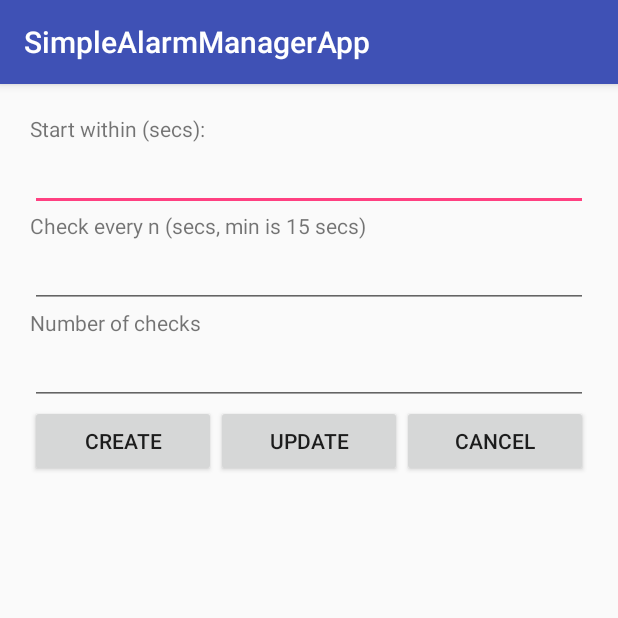
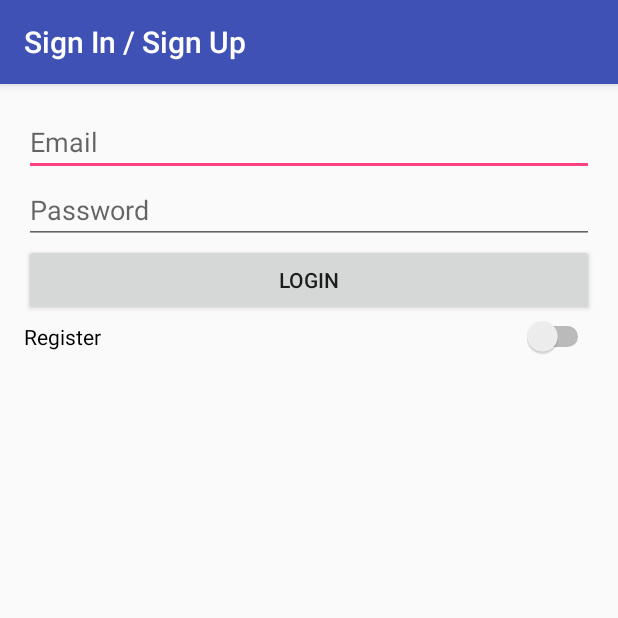
Before and after one commit to ymademikhanov/sp-kotlin, an Android app: the screen it shows after launch (MainActivity before the commit, AuthActivity after it), on a phone screen of 412 x 824 dp, the top half of it. Run offline under Robolectric (Android 15) with nearby library versions, the phone set to English and light mode, and no system bars.

Commit message:
Added login/register page for student and instructor.

```diff
--- a/app/build.gradle
+++ b/app/build.gradle
@@ -24,9 +24,10 @@ android {
 
 dependencies {
     implementation fileTree(dir: 'libs', include: ['*.jar'])
-    implementation"org.jetbrains.kotlin:kotlin-stdlib-jre7:$kotlin_version"
+    implementation "org.jetbrains.kotlin:kotlin-stdlib-jre7:$kotlin_version"
     implementation 'com.android.support:appcompat-v7:27.1.1'
     implementation 'com.android.support.constraint:constraint-layout:1.1.3'
+    implementation 'com.android.support:design:27.1.1'
     testImplementation 'junit:junit:4.12'
     androidTestImplementation 'com.android.support.test:runner:1.0.2'
     androidTestImplementation 'com.android.support.test.espresso:espresso-core:3.0.2'
--- /dev/null
+++ b/app/src/main/java/com/example/android/simplealarmmanagerapp/AuthActivity.kt
@@ -0,0 +1,62 @@
+package com.example.android.simplealarmmanagerapp
+
+import android.support.v7.app.AppCompatActivity
+import android.os.Bundle
+import android.view.View
+import android.widget.Switch
+import android.widget.ToggleButton
+import com.example.android.simplealarmmanagerapp.form_creators.InstructorFormCreator
+import com.example.android.simplealarmmanagerapp.form_creators.LoginFormCreator
+import com.example.android.simplealarmmanagerapp.form_creators.StudentFormCreator
+
+import kotlinx.android.synthetic.main.activity_auth.*
+
+class AuthActivity : AppCompatActivity() {
+
+    lateinit var instructorFormCreator: InstructorFormCreator
+    lateinit var loginFormCreator: LoginFormCreator
+    lateinit var studentFormCreator: StudentFormCreator
+
+    override fun onCreate(savedInstanceState: Bundle?) {
+        super.onCreate(savedInstanceState)
+        setContentView(R.layout.activity_auth)
+
+        instructorFormCreator = InstructorFormCreator(this)
+        loginFormCreator = LoginFormCreator(this)
+
+        studentFormCreator = StudentFormCreator(this)
+        studentFormCreator.create()
+
+        instructorFormCreator.create()
+        loginFormCreator.create()
+
+        auth_form_layout.addView(loginFormCreator.layout)
+
+        val toggle: Switch = findViewById(R.id.auth_switch)
+
+        toggle.setOnCheckedChangeListener { _, isChecked ->
+            if (isChecked) {
+                auth_form_layout.removeAllViews()
+                auth_form_layout.addView(studentFormCreator.layout)
+
+                val accountTypeSwitch = Switch(this)
+                accountTypeSwitch.text = "I am instructor"
+                accountTypeSwitch.setOnCheckedChangeListener { _, isChecked ->
+                    if (isChecked) {
+                        auth_form_layout.removeAllViews()
+                        auth_form_layout.addView(instructorFormCreator.layout)
+                        auth_form_layout.addView(accountTypeSwitch)
+                    } else {
+                        auth_form_layout.removeAllViews()
+                        auth_form_layout.addView(studentFormCreator.layout)
+                        auth_form_layout.addView(accountTypeSwitch)
+                    }
+                }
+                auth_form_layout.addView(accountTypeSwitch)
+            } else {
+                auth_form_layout.removeAllViews()
+                auth_form_layout.addView(loginFormCreator.layout)
+            }
+        }
+    }
+}
--- /dev/null
+++ b/app/src/main/java/com/example/android/simplealarmmanagerapp/form_creators/InstructorFormCreator.kt
@@ -0,0 +1,60 @@
+package com.example.android.simplealarmmanagerapp.form_creators
+
+import android.content.Context
+import android.util.Log
+import android.view.View
+import android.widget.Button
+import android.widget.LinearLayout
+import com.example.android.simplealarmmanagerapp.models.FormField
+import com.example.android.simplealarmmanagerapp.models.FormFieldType
+import com.example.android.simplealarmmanagerapp.models.Instructor
+
+class InstructorFormCreator(var context: Context) {
+    var TAG: String = "InstructorFormCreator"
+    lateinit var layout: LinearLayout
+    lateinit var firstnameField: FormField
+    lateinit var lastnameField: FormField
+    lateinit var officeField: FormField
+    lateinit var phoneField: FormField
+    lateinit var emailField: FormField
+    lateinit var passwordField: FormField
+    lateinit var submitButton: Button
+
+    fun create() {
+        layout = LinearLayout(context)
+        layout.orientation = LinearLayout.VERTICAL
+
+        firstnameField = FormField(context, FormFieldType.NAME, "Firstname")
+        lastnameField = FormField(context, FormFieldType.NAME, "Lastname")
+        officeField = FormField(context, FormFieldType.TEXT, "Office")
+        phoneField = FormField(context, FormFieldType.TEXT, "Phone")
+        emailField = FormField(context, FormFieldType.EMAIL, "Email")
+        passwordField = FormField(context, FormFieldType.PASSWORD, "Password")
+
+        submitButton = Button(context)
+        submitButton.text = "Register"
+        submitButton.setOnClickListener(View.OnClickListener {
+            Log.d(TAG, getInstructor().toString())
+        })
+
+        layout.addView(firstnameField.editText)
+        layout.addView(lastnameField.editText)
+        layout.addView(officeField.editText)
+        layout.addView(phoneField.editText)
+        layout.addView(emailField.editText)
+        layout.addView(passwordField.editText)
+        layout.addView(submitButton)
+    }
+
+    fun getInstructor() : Instructor {
+        var instructor = Instructor(
+                firstnameField.getText(),
+                lastnameField.getText(),
+                officeField.getText(),
+                phoneField.getText(),
+                emailField.getText(),
+                passwordField.getText()
+                )
+        return instructor
+    }
+}
--- /dev/null
+++ b/app/src/main/java/com/example/android/simplealarmmanagerapp/form_creators/LoginFormCreator.kt
@@ -0,0 +1,41 @@
+package com.example.android.simplealarmmanagerapp.form_creators
+
+import android.content.Context
+import android.util.Log
+import android.view.View
+import android.widget.Button
+import android.widget.LinearLayout
+import com.example.android.simplealarmmanagerapp.models.Account
+import com.example.android.simplealarmmanagerapp.models.FormField
+import com.example.android.simplealarmmanagerapp.models.FormFieldType
+import com.example.android.simplealarmmanagerapp.models.Instructor
+
+class LoginFormCreator(var context: Context) {
+    var TAG: String = "InstructorFormCreator"
+    lateinit var layout: LinearLayout
+    lateinit var emailField: FormField
+    lateinit var passwordField: FormField
+    lateinit var submitButton: Button
+
+    fun create() {
+        layout = LinearLayout(context)
+        layout.orientation = LinearLayout.VERTICAL
+        emailField = FormField(context, FormFieldType.EMAIL, "Email")
+        passwordField = FormField(context, FormFieldType.PASSWORD, "Password")
+
+        submitButton = Button(context)
+        submitButton.text = "Login"
+        submitButton.setOnClickListener(View.OnClickListener {
+            Log.d(TAG, getAccount().toString())
+        })
+
+        layout.addView(emailField.editText)
+        layout.addView(passwordField.editText)
+        layout.addView(submitButton)
+    }
+
+    fun getAccount() : Account {
+        var account = Account(emailField.getText().toString(), passwordField.getText().toString())
+        return account
+    }
+}
--- /dev/null
+++ b/app/src/main/java/com/example/android/simplealarmmanagerapp/form_creators/StudentFormCreator.kt
@@ -0,0 +1,52 @@
+package com.example.android.simplealarmmanagerapp.form_creators
+
+import android.content.Context
+import android.util.Log
+import android.view.View
+import android.widget.Button
+import android.widget.LinearLayout
+import com.example.android.simplealarmmanagerapp.models.FormField
+import com.example.android.simplealarmmanagerapp.models.FormFieldType
+import com.example.android.simplealarmmanagerapp.models.Student
+
+class StudentFormCreator(var context: Context) {
+    var TAG: String = "InstructorFormCreator"
+    lateinit var layout: LinearLayout
+    lateinit var firstnameField: FormField
+    lateinit var lastnameField: FormField
+    lateinit var emailField: FormField
+    lateinit var passwordField: FormField
+    lateinit var submitButton: Button
+
+    fun create() {
+        layout = LinearLayout(context)
+        layout.orientation = LinearLayout.VERTICAL
+
+        firstnameField = FormField(context, FormFieldType.NAME, "Firstname")
+        lastnameField = FormField(context, FormFieldType.NAME, "Lastname")
+        emailField = FormField(context, FormFieldType.EMAIL, "Email")
+        passwordField = FormField(context, FormFieldType.PASSWORD, "Password")
+
+        submitButton = Button(context)
+        submitButton.text = "Register"
+        submitButton.setOnClickListener(View.OnClickListener {
+            Log.d(TAG, getStudent().toString())
+        })
+
+        layout.addView(firstnameField.editText)
+        layout.addView(lastnameField.editText)
+        layout.addView(emailField.editText)
+        layout.addView(passwordField.editText)
+        layout.addView(submitButton)
+    }
+
+    fun getStudent() : Student {
+        var student = Student(
+                firstnameField.getText(),
+                lastnameField.getText(),
+                emailField.getText(),
+                passwordField.getText()
+        )
+        return student
+    }
+}
--- /dev/null
+++ b/app/src/main/java/com/example/android/simplealarmmanagerapp/models/FormField.kt
@@ -0,0 +1,41 @@
+package com.example.android.simplealarmmanagerapp.models
+
+import android.content.Context
+import android.text.InputType
+import android.widget.EditText
+import android.widget.LinearLayout
+
+enum class FormFieldType {
+    EMAIL, PASSWORD, NAME, TEXT
+}
+
+class FormField {
+    var editText: EditText
+    lateinit var validator: (String) -> Boolean
+
+    constructor(context: Context, type: FormFieldType, hint: String) {
+        editText = EditText(context)
+        editText.setHint(hint)
+        when (type) {
+            FormFieldType.PASSWORD -> {
+                editText.setInputType(InputType.TYPE_TEXT_VARIATION_PASSWORD)
+            }
+            FormFieldType.EMAIL -> {
+                editText.setInputType(InputType.TYPE_TEXT_VARIATION_EMAIL_ADDRESS)
+            }
+            FormFieldType.NAME -> {
+                editText.setInputType(InputType.TYPE_TEXT_VARIATION_PERSON_NAME)
+            }
+            FormFieldType.TEXT -> {
+                editText.setInputType(InputType.TYPE_CLASS_TEXT)
+            }
+        }
+
+        var editTextParams = LinearLayout.LayoutParams(LinearLayout.LayoutParams.MATCH_PARENT, LinearLayout.LayoutParams.WRAP_CONTENT, 1f);
+        editText.layoutParams = editTextParams
+    }
+
+    fun getText() : String {
+        return editText.text.toString()
+    }
+}
--- /dev/null
+++ b/app/src/main/res/layout/activity_auth.xml
@@ -0,0 +1,27 @@
+<?xml version="1.0" encoding="utf-8"?>
+<LinearLayout xmlns:android="http://schemas.android.com/apk/res/android"
+    android:id="@+id/auth_main"
+    xmlns:tools="http://schemas.android.com/tools"
+    android:layout_width="match_parent"
+    android:layout_height="match_parent"
+    android:gravity="center_horizontal"
+    android:orientation="vertical"
+    android:paddingBottom="@dimen/activity_vertical_margin"
+    android:paddingLeft="@dimen/activity_horizontal_margin"
+    android:paddingRight="@dimen/activity_horizontal_margin"
+    android:paddingTop="@dimen/activity_vertical_margin"
+    tools:context=".AuthActivity">
+
+    <LinearLayout
+        android:id="@+id/auth_form_layout"
+        android:layout_width="match_parent"
+        android:orientation="vertical"
+        android:layout_height="wrap_content" />
+
+    <Switch
+        android:id="@+id/auth_switch"
+        android:layout_width="match_parent"
+        android:layout_height="wrap_content"
+        android:text="Register" />
+
+</LinearLayout>
--- a/app/src/main/res/layout/activity_main.xml
+++ b/app/src/main/res/layout/activity_main.xml
@@ -6,7 +6,6 @@
     android:orientation="vertical"
     android:padding="20dp"
     tools:context=".MainActivity">
-
 
     <TextView
         android:layout_width="match_parent"
--- /dev/null
+++ b/app/src/main/res/values/dimens.xml
@@ -0,0 +1,5 @@
+<resources>
+    <!-- Default screen margins, per the Android Design guidelines. -->
+    <dimen name="activity_horizontal_margin">16dp</dimen>
+    <dimen name="activity_vertical_margin">16dp</dimen>
+</resources>
```
Also changed, not shown: app/src/main/AndroidManifest.xml (+18 -7 lines), app/src/main/java/com/example/android/simplealarmmanagerapp/MainActivity.kt (+1 -7 lines), app/src/main/java/com/example/android/simplealarmmanagerapp/models/Account.kt (added, +16 -0 lines), app/src/main/java/com/example/android/simplealarmmanagerapp/models/Instructor.kt (added, +25 -0 lines), app/src/main/java/com/example/android/simplealarmmanagerapp/models/Student.kt (added, +19 -0 lines), app/src/main/res/values/strings.xml (+14 -0 lines).
